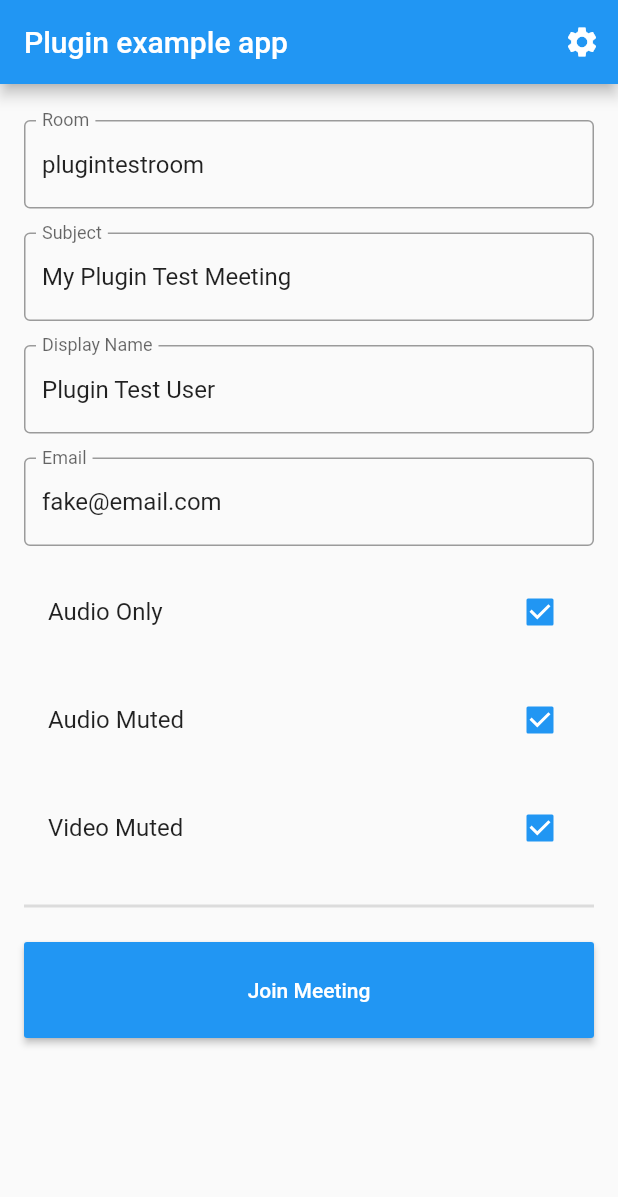
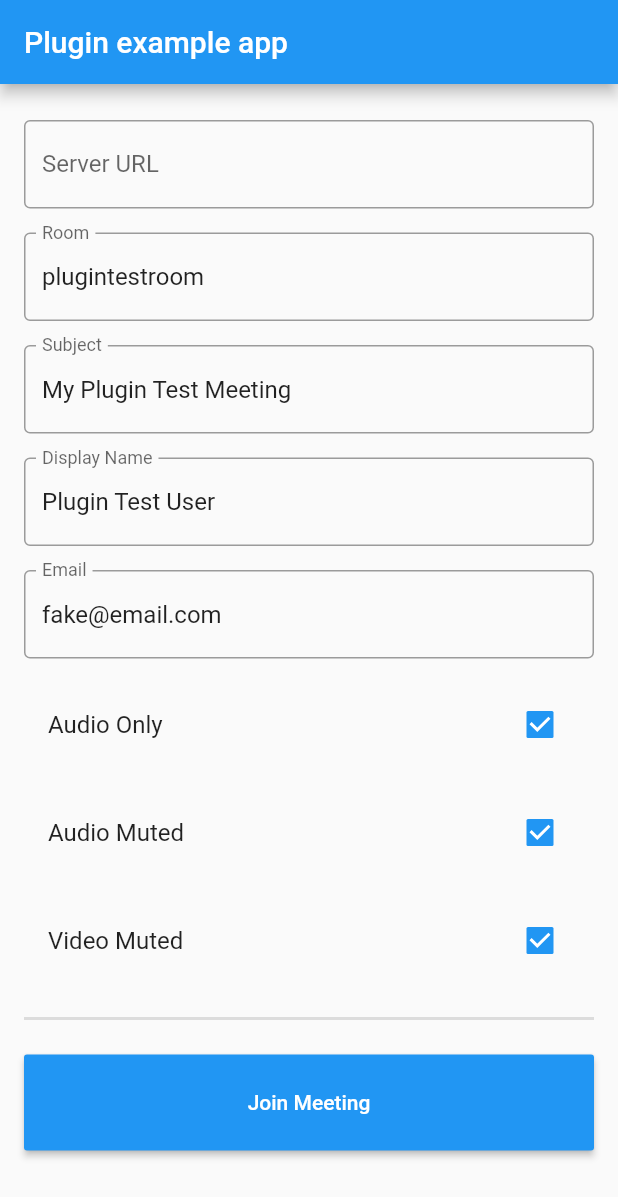
Before and after one commit to gunschu/jitsi_meet, a Flutter app: the screen it shows after launch, after a tap on "Join Meeting", on a phone screen of 412 x 824 dp. Shown: the top 1197 px of the screen. Run offline on Flutter 3.47's test engine with Material 2 defaults, Android fonts, the phone set to English and light mode, and no system bars; statements that could not run were skipped.

Commit message:
## 0.1.3
* Added support for serverURL

```diff
--- a/example/lib/main.dart
+++ b/example/lib/main.dart
@@ -1,5 +1,3 @@
-import 'dart:math';
-
 import 'package:flutter/cupertino.dart';
 import 'package:flutter/material.dart';
 import 'package:jitsi_meet/jitsi_meet.dart';
@@ -12,10 +10,11 @@ class MyApp extends StatefulWidget {
 }
 
 class _MyAppState extends State<MyApp> {
-  var roomText = TextEditingController(text: "plugintestroom");
-  var subjectText = TextEditingController(text: "My Plugin Test Meeting");
-  var nameText = TextEditingController(text: "Plugin Test User");
-  var emailText = TextEditingController(text: "fake@email.com");
+  final serverText = TextEditingController();
+  final roomText = TextEditingController(text: "plugintestroom");
+  final subjectText = TextEditingController(text: "My Plugin Test Meeting");
+  final nameText = TextEditingController(text: "Plugin Test User");
+  final emailText = TextEditingController(text: "fake@email.com");
   var isAudioOnly = true;
   var isAudioMuted = true;
   var isVideoMuted = true;
@@ -31,21 +30,6 @@ class _MyAppState extends State<MyApp> {
       home: Scaffold(
         appBar: AppBar(
           title: const Text('Plugin example app'),
-          actions: <Widget>[
-            PopupMenuButton(
-                icon: Icon(Icons.settings),
-                offset: Offset.fromDirection(pi / 2, 48.0),
-                itemBuilder: (context) => <PopupMenuEntry>[
-                      PopupMenuItem(
-                          child: FlatButton(
-                        child: Text("Change Server URL (TODO)"),
-                      )),
-                      PopupMenuItem(
-                          child: FlatButton(
-                        child: Text("Use Token (TODO)"),
-                      )),
-                    ]),
-          ],
         ),
         body: Container(
           padding: const EdgeInsets.symmetric(
@@ -56,6 +40,16 @@ class _MyAppState extends State<MyApp> {
               children: <Widget>[
                 SizedBox(
                   height: 24.0,
+                ),
+                TextField(
+                  controller: serverText,
+                  decoration: InputDecoration(
+                      border: OutlineInputBorder(),
+                      labelText: "Server URL",
+                      hintText: "Hint: Leave empty for meet.jitsi.si"),
+                ),
+                SizedBox(
+                  height: 16.0,
                 ),
                 TextField(
                   controller: roomText,
@@ -166,9 +160,13 @@ class _MyAppState extends State<MyApp> {
   }
 
   _joinMeeting() async {
+    String serverUrl =
+        serverText.text?.trim()?.isEmpty ?? "" ? null : serverText.text;
+
     try {
       var options = JitsiMeetingOptions()
         ..room = roomText.text
+        ..serverURL = serverUrl
         ..subject = subjectText.text
         ..userDisplayName = nameText.text
         ..userEmail = emailText.text
@@ -176,6 +174,7 @@ class _MyAppState extends State<MyApp> {
         ..audioMuted = isAudioMuted
         ..videoMuted = isVideoMuted;
 
+      debugPrint("JitsiMeetingOptions: $options");
       await JitsiMeet.joinMeeting(options);
     } catch (error) {
       debugPrint("error: $error");
--- a/lib/jitsi_meet.dart
+++ b/lib/jitsi_meet.dart
@@ -22,9 +22,16 @@ class JitsiMeet {
     assert(allowCharsForRoom.hasMatch(options.room),
         "Only alphanumeric, dash, and underscore chars allowed");
 
+    // Validate serverURL is absolute if it is not null or empty
+    if (options.serverURL?.isNotEmpty ?? false) {
+      assert(Uri.parse(options.serverURL).isAbsolute,
+          "URL must be of the format <scheme>://<host>[/path], like https://someHost.com");
+    }
+
     return await _channel
         .invokeMethod<String>('joinMeeting', <String, dynamic>{
-          'room': options.room,
+          'room': options.room?.trim(),
+          'serverURL': options.serverURL?.trim(),
           'subject': options.subject,
           'token': options.token,
           'audioMuted': options.audioMuted,
@@ -58,6 +65,7 @@ class JitsiMeetingResponse {
 
 class JitsiMeetingOptions {
   String room;
+  String serverURL;
   String subject;
   String token;
   bool audioMuted;
@@ -68,11 +76,10 @@ class JitsiMeetingOptions {
 
   @override
   String toString() {
-    return 'JitsiMeetingOptions{room: $room, subject: $subject, token: $token, audioMuted: $audioMuted, audioOnly: $audioOnly, videoMuted: $videoMuted, userDisplayName: $userDisplayName, userEmail: $userEmail}';
+    return 'JitsiMeetingOptions{room: $room, serverURL: $serverURL, subject: $subject, token: $token, audioMuted: $audioMuted, audioOnly: $audioOnly, videoMuted: $videoMuted, userDisplayName: $userDisplayName, userEmail: $userEmail}';
   }
 
 /* Not used yet, needs more research
-  String serverURL;
   Bundle colorScheme;
   Bundle featureFlags;
   String userAvatarURL;
```
Also changed, not shown: 3 other files.
